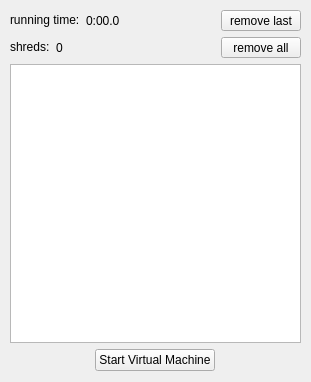
The window that src/qt/mAVMMonitor.ui (ccrma/miniAudicle) describes before a commit, drawn with Qt 5.
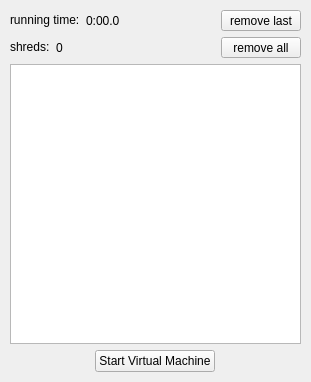
The same window after the commit. Icons and pictures are not drawn.

Commit message: vm monitor resize

Patch:
```diff
--- a/src/qt/mAVMMonitor.ui
+++ b/src/qt/mAVMMonitor.ui
@@ -36,15 +36,11 @@
      <height>361</height>
     </size>
    </property>
-   <widget class="QWidget" name="layoutWidget">
-    <property name="geometry">
-     <rect>
-      <x>10</x>
-      <y>10</y>
-      <width>291</width>
-      <height>361</height>
-     </rect>
+   <layout class="QVBoxLayout" name="verticalLayout_2">
+    <property name="margin">
+     <number>10</number>
     </property>
+    <item>
     <layout class="QVBoxLayout" name="verticalLayout" stretch="0,0,0,0">
      <item>
       <layout class="QHBoxLayout" name="horizontalLayout">
@@ -204,7 +200,8 @@
       </widget>
      </item>
     </layout>
-   </widget>
+    </item>
+   </layout>
   </widget>
  </widget>
  <resources>
```
Lines whose indentation alone changed are shown as unchanged. The commit also changes 1 other file.
